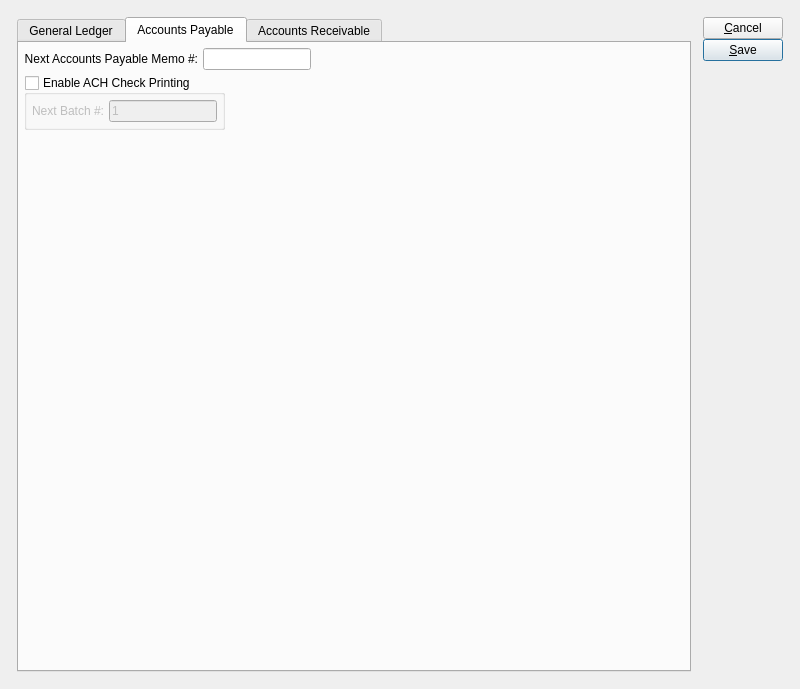
Before: the Qt Designer form xtuple/trunk/guiclient/configureGL.ui in WooodHead/xtuple, drawn with Qt 5.
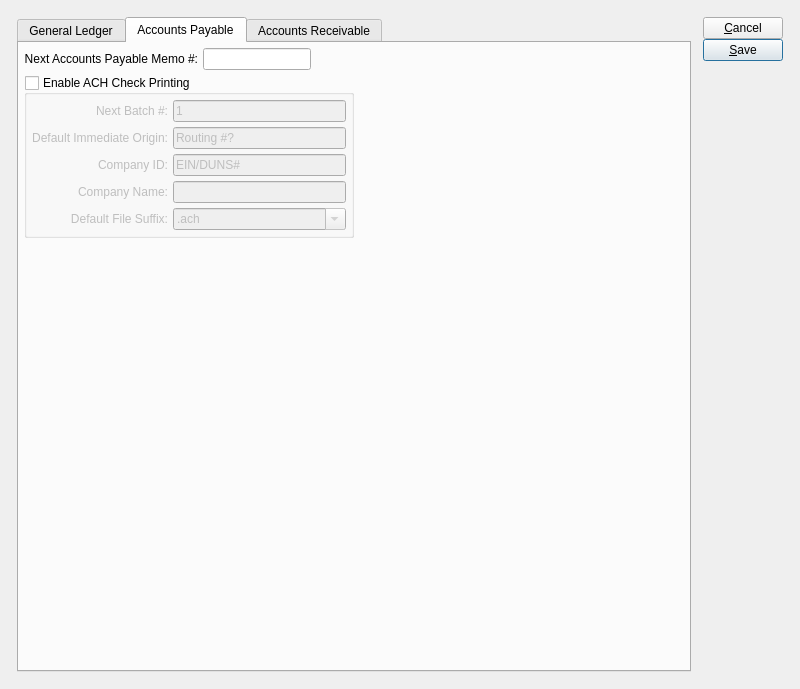
After: the same form once the commit is applied. The open tabs and pages were chosen to show the change. Custom widgets are drawn as their Qt base class.

```diff
--- a/xtuple/trunk/guiclient/configureGL.ui
+++ b/xtuple/trunk/guiclient/configureGL.ui
@@ -590,6 +590,107 @@
                   </property>
                  </widget>
                 </item>
+                <item row="2" column="0" >
+                 <widget class="QLabel" name="_companyIdLit" >
+                  <property name="text" >
+                   <string>Company ID:</string>
+                  </property>
+                  <property name="alignment" >
+                   <set>Qt::AlignRight|Qt::AlignTrailing|Qt::AlignVCenter</set>
+                  </property>
+                  <property name="buddy" >
+                   <cstring>_companyId</cstring>
+                  </property>
+                 </widget>
+                </item>
+                <item row="3" column="0" >
+                 <widget class="QLabel" name="_companyNameLit" >
+                  <property name="text" >
+                   <string>Company Name:</string>
+                  </property>
+                  <property name="alignment" >
+                   <set>Qt::AlignRight|Qt::AlignTrailing|Qt::AlignVCenter</set>
+                  </property>
+                  <property name="buddy" >
+                   <cstring>_companyName</cstring>
+                  </property>
+                 </widget>
+                </item>
+                <item row="2" column="1" >
+                 <widget class="XLineEdit" name="_companyId" >
+                  <property name="text" >
+                   <string>EIN/DUNS#</string>
+                  </property>
+                  <property name="maxLength" >
+                   <number>10</number>
+                  </property>
+                  <property name="defaultText" >
+                   <string/>
+                  </property>
+                 </widget>
+                </item>
+                <item row="3" column="1" >
+                 <widget class="XLineEdit" name="_companyName" >
+                  <property name="text" >
+                   <string/>
+                  </property>
+                  <property name="maxLength" >
+                   <number>23</number>
+                  </property>
+                 </widget>
+                </item>
+                <item row="1" column="0" >
+                 <widget class="QLabel" name="_defaultImmediateOriginLit" >
+                  <property name="text" >
+                   <string>Default Immediate Origin:</string>
+                  </property>
+                  <property name="alignment" >
+                   <set>Qt::AlignRight|Qt::AlignTrailing|Qt::AlignVCenter</set>
+                  </property>
+                 </widget>
+                </item>
+                <item row="1" column="1" >
+                 <widget class="QLineEdit" name="_defaultImmediateOrigin" >
+                  <property name="text" >
+                   <string>Routing #?</string>
+                  </property>
+                  <property name="maxLength" >
+                   <number>10</number>
+                  </property>
+                 </widget>
+                </item>
+                <item row="4" column="0" >
+                 <widget class="QLabel" name="_achSuffixLit" >
+                  <property name="text" >
+                   <string>Default File Suffix:</string>
+                  </property>
+                  <property name="alignment" >
+                   <set>Qt::AlignRight|Qt::AlignTrailing|Qt::AlignVCenter</set>
+                  </property>
+                 </widget>
+                </item>
+                <item row="4" column="1" >
+                 <widget class="QComboBox" name="_achSuffix" >
+                  <property name="editable" >
+                   <bool>true</bool>
+                  </property>
+                  <item>
+                   <property name="text" >
+                    <string>.ach</string>
+                   </property>
+                  </item>
+                  <item>
+                   <property name="text" >
+                    <string>.dat</string>
+                   </property>
+                  </item>
+                  <item>
+                   <property name="text" >
+                    <string>.txt</string>
+                   </property>
+                  </item>
+                 </widget>
+                </item>
                </layout>
               </widget>
              </item>
```
Left out of the diff: 31 changed lines with no effect on the pictures.
